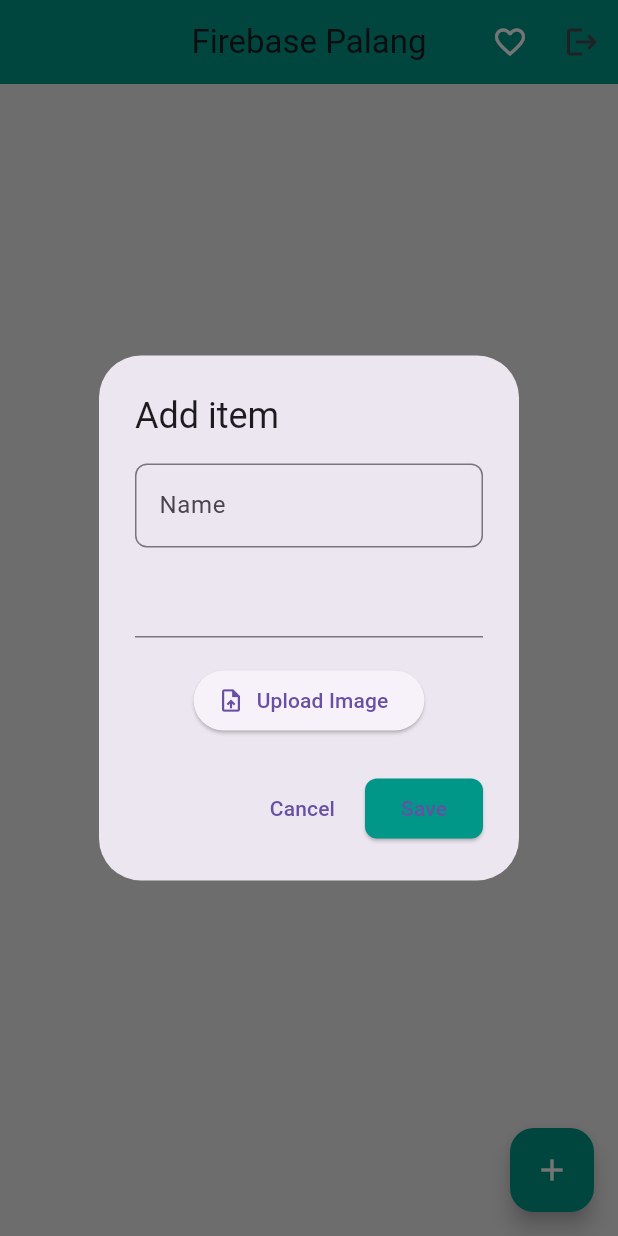
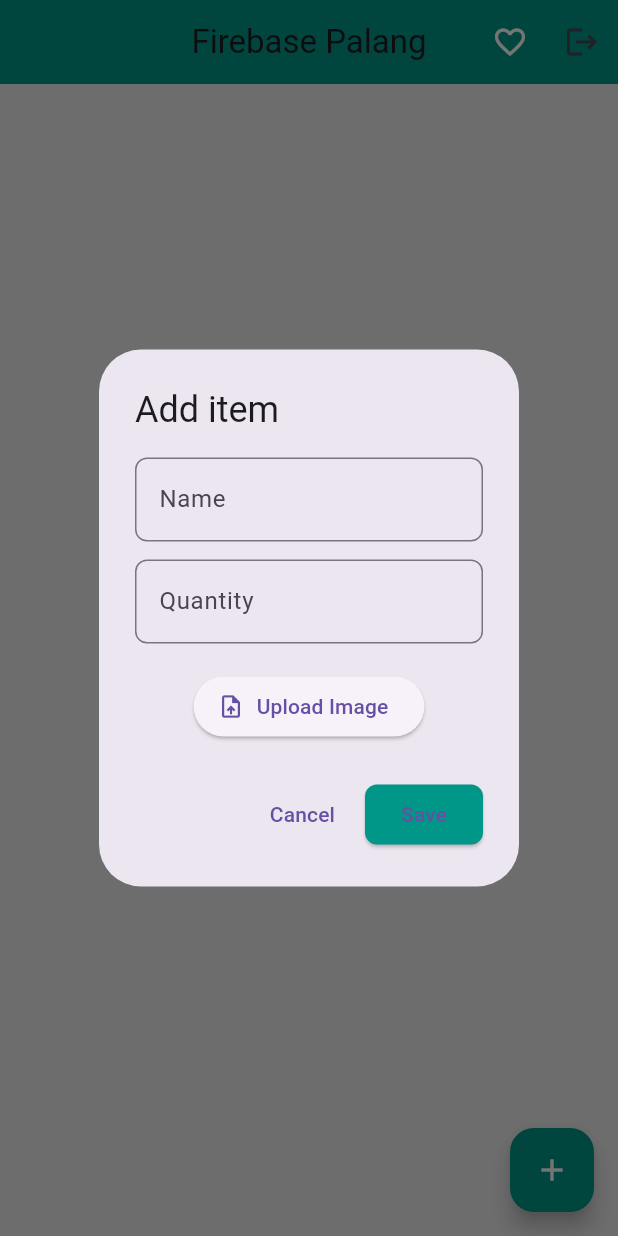
Before and after one commit to HazelPhoniePalang/Notes-app-w-firebase, a Flutter app: the screen it shows once a user with an empty profile is signed in, after a tap on the "add" icon, on a phone screen of 412 x 824 dp. Run offline on Flutter 3.47's test engine with Material 3 defaults, Android fonts, the phone set to English and light mode, and no system bars; our stand-ins replace cloud_firestore, firebase_auth, firebase_core, google_sign_in, image_picker; missing offline and left inert: cloudinary_public; accounts and stored records are empty.

Commit message:
Fixed something

```diff
--- a/lib/home_page.dart
+++ b/lib/home_page.dart
@@ -146,8 +146,7 @@ class _HomePageState extends State<HomePage> {
                   subtitle: Text(
                     "Quantity ${data['quantity'] ?? 0}",
                     style: const TextStyle(fontSize: 14, color: Colors.grey),
-                  ), // Text
-                  // FAVORITE, EDIT AND DELETE
+                  ),
                   trailing: Row(
                     mainAxisSize: MainAxisSize.min,
                     children: [
@@ -242,7 +241,13 @@ class _HomePageState extends State<HomePage> {
               TextField(
                 controller: qtyCtrl,
                 keyboardType: TextInputType.number,
-              ), // TextField
+                decoration: InputDecoration(
+                  labelText: "Quantity",
+                  border: OutlineInputBorder(
+                    borderRadius: BorderRadius.circular(8),
+                  ),
+                ),
+              ),
               const SizedBox(height: 10),
               if (selectedImageFile != null)
                 ClipRRect(
@@ -252,8 +257,8 @@ class _HomePageState extends State<HomePage> {
                     width: 120,
                     height: 120,
                     fit: BoxFit.cover,
-                  ), // Image.file
-                ), // ClipRRect
+                  ),
+                ),
               const SizedBox(height: 8),
               ElevatedButton.icon(
                 icon: const Icon(Icons.upload_file),
```
